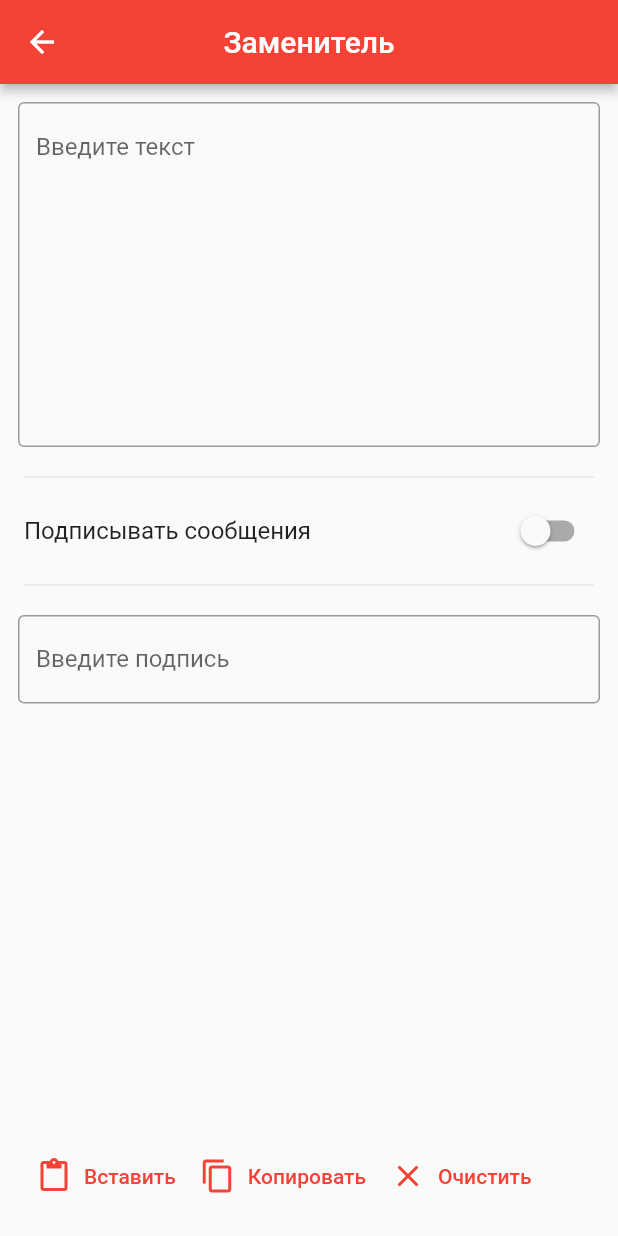
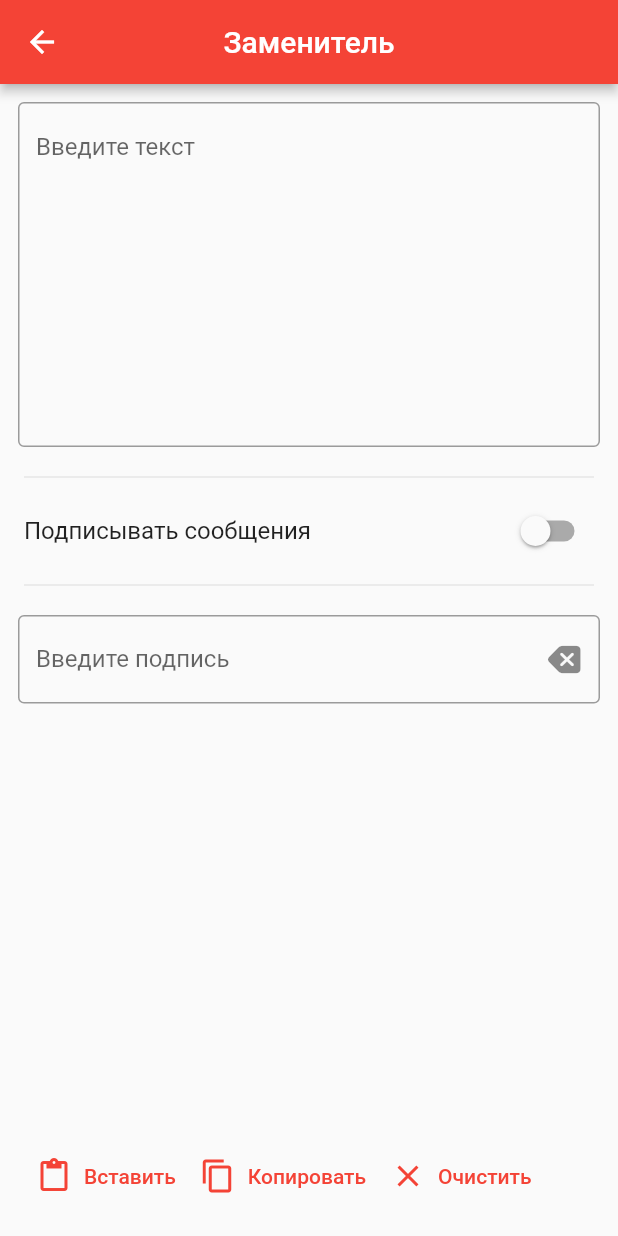
Before and after one commit to JMApps/replacer, a Flutter app: the MainPage screen opened directly, on a phone screen of 412 x 824 dp. Run offline on Flutter 3.47's test engine with Material 2 defaults, Android fonts, the phone set to English and light mode, and no system bars.

Commit message:
Added sing content text provider

```diff
--- /dev/null
+++ b/lib/provider/sign_content_text_field_state.dart
@@ -0,0 +1,22 @@
+import 'package:flutter/material.dart';
+
+class SignContentTextFieldState with ChangeNotifier {
+  final _signContentInputTextController = TextEditingController();
+
+  TextEditingController get getSignContentInputTextController => _signContentInputTextController;
+
+  String _signContentInputText = '';
+
+  String get getSignContentInputText => _signContentInputText;
+
+  updateSignContentInputText(String newText) {
+    _signContentInputText = newText;
+    notifyListeners();
+  }
+
+  clearAll() {
+    _signContentInputTextController.clear();
+    _signContentInputText = _signContentInputTextController.text;
+    notifyListeners();
+  }
+}
--- a/lib/widgets/sign_context_text_filed.dart
+++ b/lib/widgets/sign_context_text_filed.dart
@@ -1,17 +1,31 @@
+import 'package:flutter/cupertino.dart';
 import 'package:flutter/material.dart';
+import 'package:provider/provider.dart';
+import 'package:replacer/provider/sign_content_text_field_state.dart';
 
 class SignContentTextField extends StatelessWidget {
   const SignContentTextField({Key? key}) : super(key: key);
 
   @override
   Widget build(BuildContext context) {
-    return const Padding(
-      padding: EdgeInsets.all(12),
+    return Padding(
+      padding: const EdgeInsets.all(12),
       child: TextField(
+        controller: context.watch<SignContentTextFieldState>().getSignContentInputTextController,
         decoration: InputDecoration(
-          border: OutlineInputBorder(),
+          suffixIcon: InkWell(
+            borderRadius: const BorderRadius.all(Radius.circular(25)),
+            child: const Icon(CupertinoIcons.delete_left_fill),
+            onTap: () {
+              context.read<SignContentTextFieldState>().clearAll();
+            },
+          ),
+          border: const OutlineInputBorder(),
           labelText: 'Введите подпись',
         ),
+        onChanged: (text) {
+          context.read<SignContentTextFieldState>().updateSignContentInputText(text);
+        },
       ),
     );
   }
```
